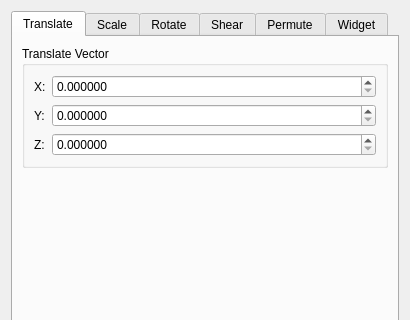
The window that src/Interface/Modules/Math/CreateGeometricTransform.ui (SCIInstitute/SCIRun) describes before a commit, drawn with Qt 5; both pictures show x 0 to 410 and y 0 to 320 of the 410 by 500 pixel window.
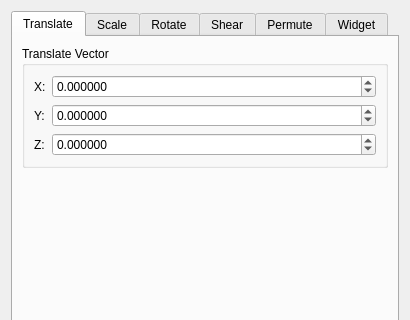
The same window after the commit.

Commit message: add negative range to CreateGeometricTransform

Diff of the .ui file:
```diff
--- a/src/Interface/Modules/Math/CreateGeometricTransform.ui
+++ b/src/Interface/Modules/Math/CreateGeometricTransform.ui
@@ -54,6 +54,9 @@
             <property name="decimals">
              <number>6</number>
             </property>
+            <property name="minimum">
+             <double>-99.989999999999995</double>
+            </property>
            </widget>
           </item>
           <item row="1" column="0">
@@ -68,6 +71,9 @@
             <property name="decimals">
              <number>6</number>
             </property>
+            <property name="minimum">
+             <double>-99.989999999999995</double>
+            </property>
            </widget>
           </item>
           <item row="2" column="0">
@@ -82,6 +88,9 @@
             <property name="decimals">
              <number>6</number>
             </property>
+            <property name="minimum">
+             <double>-99.989999999999995</double>
+            </property>
            </widget>
           </item>
          </layout>
```
Left out of the diff: 50 changed lines with no effect on the pictures.
